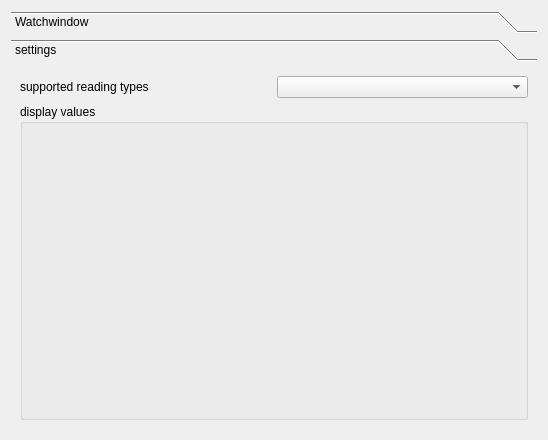
OpenIndy/OpenIndy, file ui/watchwindow.ui: the form before one commit.
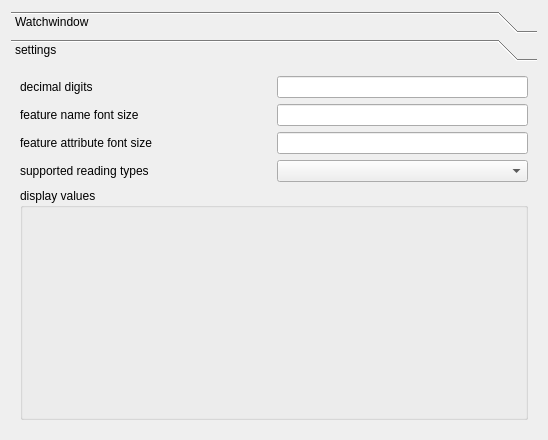
The form after the commit.

Commit message: added tolerances to watchwindow

Patch:
```diff
--- a/ui/watchwindow.ui
+++ b/ui/watchwindow.ui
@@ -16,8 +16,8 @@
   <property name="windowTitle">
    <string>watch window</string>
   </property>
-  <layout class="QVBoxLayout" name="verticalLayout_2">
-   <item>
+  <layout class="QGridLayout" name="gridLayout">
+   <item row="0" column="0">
     <widget class="QToolBox" name="toolBox">
      <property name="currentIndex">
       <number>1</number>
@@ -47,7 +47,49 @@
       <attribute name="label">
        <string>settings</string>
       </attribute>
-      <layout class="QVBoxLayout" name="verticalLayout_3">
+      <layout class="QVBoxLayout" name="verticalLayout_2">
+       <item>
+        <layout class="QHBoxLayout" name="horizontalLayout_2" stretch="1,1">
+         <item>
+          <widget class="QLabel" name="label_decimalDigits">
+           <property name="text">
+            <string>decimal digits</string>
+           </property>
+          </widget>
+         </item>
+         <item>
+          <widget class="QLineEdit" name="lineEdit_decimalDigits"/>
+         </item>
+        </layout>
+       </item>
+       <item>
+        <layout class="QHBoxLayout" name="horizontalLayout_3" stretch="1,1">
+         <item>
+          <widget class="QLabel" name="label_fNameFontSize">
+           <property name="text">
+            <string>feature name font size</string>
+           </property>
+          </widget>
+         </item>
+         <item>
+          <widget class="QLineEdit" name="lineEdit_fNameFontSize"/>
+         </item>
+        </layout>
+       </item>
+       <item>
+        <layout class="QHBoxLayout" name="horizontalLayout_4" stretch="1,1">
+         <item>
+          <widget class="QLabel" name="label_fAttributeFontSize">
+           <property name="text">
+            <string>feature attribute font size</string>
+           </property>
+          </widget>
+         </item>
+         <item>
+          <widget class="QLineEdit" name="lineEdit_fAttributeFontSize"/>
+         </item>
+        </layout>
+       </item>
        <item>
         <layout class="QVBoxLayout" name="verticalLayout" stretch="1,9">
          <item>
```
The commit also changes 2 other files.
